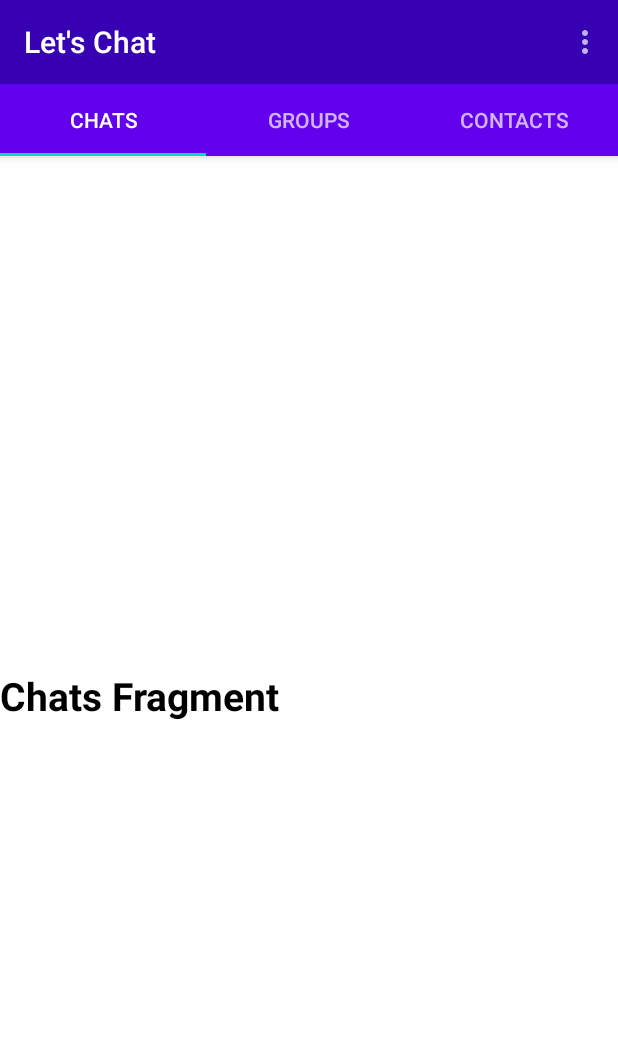
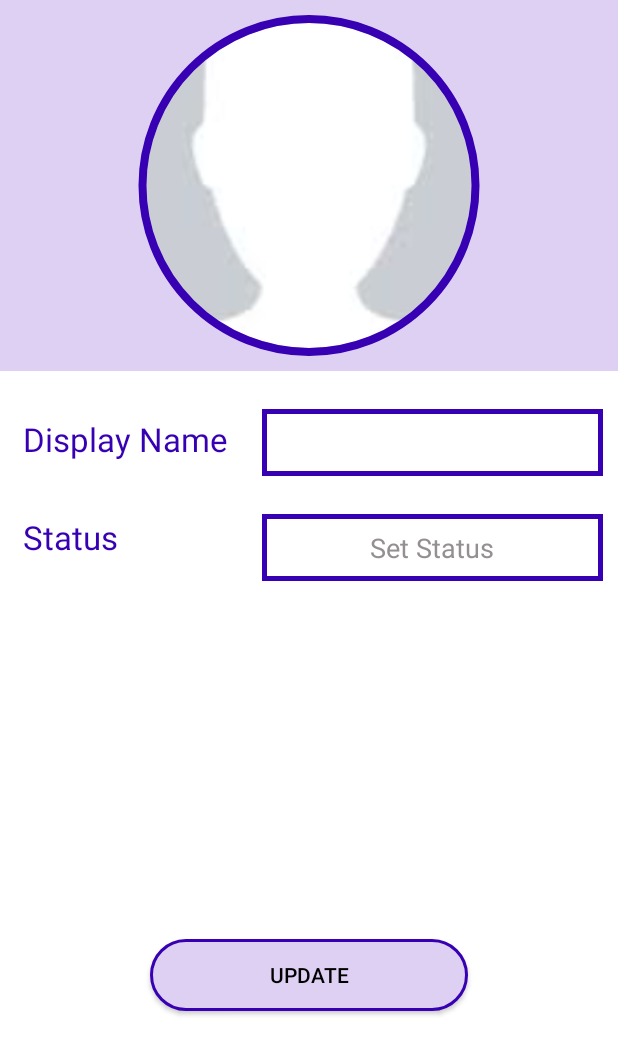
Before and after one commit to Vani-j01/ChatApp, an Android app: the screen it shows after launch once a user with an empty profile is signed in (MainActivity before the commit, Settings after it), in the options menu, after a tap on "Settings", on a phone screen of 412 x 824 dp. Shown: the top 1055 px of the screen. Run offline under Robolectric (Android 15) with nearby library versions, the phone set to English and light mode, and no system bars; our stand-ins replace CircleImageView, Firebase (no records; nobody signed in at launch, a user with empty details on screens opened directly).

Commit message:
RealTime Database Setup + Storing values on registration and Updating values in settings functions
Signed-off-by: Vani Johri <v.johri01@gmail.com>

```diff
--- a/app/build.gradle
+++ b/app/build.gradle
@@ -32,6 +32,9 @@ dependencies {
     implementation 'com.google.firebase:firebase-database:19.4.0'
     implementation 'com.google.firebase:firebase-storage:19.2.0'
     implementation 'androidx.legacy:legacy-support-v4:1.0.0'
+
+    implementation 'de.hdodenhof:circleimageview:3.1.0'
+
     testImplementation 'junit:junit:4.12'
     androidTestImplementation 'androidx.test.ext:junit:1.1.2'
     androidTestImplementation 'androidx.test.espresso:espresso-core:3.3.0'
--- a/app/src/main/AndroidManifest.xml
+++ b/app/src/main/AndroidManifest.xml
@@ -13,6 +13,9 @@
         android:roundIcon="@mipmap/ic_launcher_round"
         android:supportsRtl="true"
         android:theme="@style/AppTheme">
+
+        <activity android:name=".Settings"></activity>
+
         <activity android:name=".LoginActivity" />
         <activity android:name=".MainActivity">
             <intent-filter>
--- a/app/src/main/java/com/example/letschat/MainActivity.java
+++ b/app/src/main/java/com/example/letschat/MainActivity.java
@@ -52,11 +52,26 @@ public class MainActivity extends AppCompatActivity {
         if (currentuser == null) {
             SendUserToLoginActivity();
         }
+        else
+        {
+            VerifyUserExistance();
+        }
+    }
+
+    private void VerifyUserExistance() {
+        String currentUserId = mAuth.getCurrentUser().getUid();
     }
 
     private void SendUserToLoginActivity() {
         Intent loginIntent = new Intent(MainActivity.this, LoginActivity.class);
+        loginIntent.addFlags(Intent.FLAG_ACTIVITY_NEW_TASK | Intent.FLAG_ACTIVITY_CLEAR_TASK);
         startActivity(loginIntent);
+        finish();
+    }
+
+    private void SendUserToSettingsActivity() {
+        Intent settingsIntent = new Intent(MainActivity.this, Settings.class);
+        startActivity(settingsIntent);
     }
 
     @Override
@@ -82,6 +97,7 @@ public class MainActivity extends AppCompatActivity {
                  break;
 
              case R.id.settings_option:
+                 SendUserToSettingsActivity();
 
                  break;
          }
--- /dev/null
+++ b/app/src/main/java/com/example/letschat/Settings.java
@@ -0,0 +1,109 @@
+package com.example.letschat;
+
+import androidx.annotation.NonNull;
+import androidx.appcompat.app.AppCompatActivity;
+
+import android.content.Intent;
+import android.os.Bundle;
+import android.text.TextUtils;
+import android.view.View;
+import android.widget.Button;
+import android.widget.EditText;
+import android.widget.Toast;
+
+import com.google.android.gms.tasks.OnCompleteListener;
+import com.google.android.gms.tasks.Task;
+import com.google.firebase.auth.FirebaseAuth;
+import com.google.firebase.database.DataSnapshot;
+import com.google.firebase.database.DatabaseReference;
+import com.google.firebase.database.FirebaseDatabase;
+import com.google.firebase.database.ValueEventListener;
+
+import java.util.HashMap;
+import java.util.Map;
+
+import de.hdodenhof.circleimageview.CircleImageView;
+
+public class Settings extends AppCompatActivity {
+
+    private Button UpdateAccountSettings;
+    private EditText userName, userStatus;
+    private CircleImageView userDisplayImage;
+    private String currentUserId;
+    private FirebaseAuth mAuth;
+    private DatabaseReference RootRefference;
+
+
+    @Override
+    protected void onCreate(Bundle savedInstanceState) {
+        super.onCreate(savedInstanceState);
+        setContentView(R.layout.activity_settings);
+
+        Initializing();
+
+        UpdateAccountSettings.setOnClickListener(new View.OnClickListener() {
+            @Override
+            public void onClick(View v) {
+                updateSettings();
+            }
+        });
+    }
+
+
+
+    private void Initializing() {
+        UpdateAccountSettings = findViewById(R.id.update_settings);
+        userName = findViewById(R.id.display_name_enter);
+        userStatus = findViewById(R.id.status_enter);
+        userDisplayImage= findViewById(R.id.profile_image);
+        mAuth = FirebaseAuth.getInstance();
+        currentUserId = mAuth.getCurrentUser().getUid();
+        RootRefference = FirebaseDatabase.getInstance().getReference();
+    }
+
+
+
+    private void updateSettings() {
+        String setUserName = userName.getText().toString();
+        String setUserStatus = userStatus.getText().toString();
+
+        if (TextUtils.isEmpty(setUserName)){
+            Toast.makeText(this, "Please Enter Username", Toast.LENGTH_SHORT).show();
+            return;
+        }
+        if (TextUtils.isEmpty(setUserStatus)){
+            Toast.makeText(this, "Please Update Status", Toast.LENGTH_SHORT).show();
+            return;
+        }
+        else{
+            Map<String, Object> profileMap = new HashMap<String, Object>();
+                profileMap.put("uid", currentUserId);
+                profileMap.put("username", setUserName);
+                profileMap.put("status", setUserStatus);
+
+                RootRefference.child("Users").child(currentUserId).updateChildren(profileMap)
+                        .addOnCompleteListener(new OnCompleteListener<Void>() {
+                            @Override
+                            public void onComplete(@NonNull Task<Void> task) {
+                                if (task.isSuccessful())
+                                {
+                                    SendUserToMainActivity();
+                                    Toast.makeText(Settings.this, "Profile Updated", Toast.LENGTH_SHORT).show();
+                                }
+                                else {
+                                    String error = task.getException().toString();
+                                    Toast.makeText(Settings.this, "Error :"+error, Toast.LENGTH_SHORT).show();
+                                }
+                            }
+                        });
+
+        }
+    }
+
+    private void SendUserToMainActivity() {
+        Intent mainIntent = new Intent(Settings.this, MainActivity.class);
+        mainIntent.addFlags(Intent.FLAG_ACTIVITY_NEW_TASK | Intent.FLAG_ACTIVITY_CLEAR_TASK);
+        startActivity(mainIntent);
+        finish();
+    }
+}
--- /dev/null
+++ b/app/src/main/res/layout/activity_settings.xml
@@ -0,0 +1,120 @@
+<?xml version="1.0" encoding="utf-8"?>
+<androidx.constraintlayout.widget.ConstraintLayout xmlns:android="http://schemas.android.com/apk/res/android"
+    xmlns:app="http://schemas.android.com/apk/res-auto"
+    xmlns:tools="http://schemas.android.com/tools"
+    android:layout_width="match_parent"
+    android:layout_height="match_parent"
+    android:background="#fff"
+    tools:context=".Settings">
+
+    <androidx.constraintlayout.widget.Guideline
+        android:id="@+id/guideline2"
+        android:layout_width="wrap_content"
+        android:layout_height="wrap_content"
+        android:orientation="horizontal"
+        app:layout_constraintGuide_percent="0.3" />
+
+    <de.hdodenhof.circleimageview.CircleImageView
+        android:id="@+id/profile_image"
+        android:layout_width="0dp"
+        android:layout_height="0dp"
+        android:background="@color/colorAccentLight"
+        android:padding="10dp"
+        android:src="@drawable/user_image"
+        app:civ_border_color="@color/colorPrimaryDark"
+        app:civ_border_width="5dp"
+        app:layout_constraintBottom_toTopOf="@+id/guideline2"
+        app:layout_constraintEnd_toEndOf="parent"
+        app:layout_constraintHorizontal_bias="0.0"
+        app:layout_constraintStart_toStartOf="parent"
+        app:layout_constraintTop_toTopOf="parent"
+        app:layout_constraintVertical_bias="0.0" />
+
+    <TextView
+        android:id="@+id/display_name"
+        android:layout_width="0dp"
+        android:layout_height="wrap_content"
+        android:text="Display Name"
+        android:textColor="@color/colorPrimaryDark"
+        android:textSize="22sp"
+        android:layout_marginTop="25dp"
+        android:layout_marginStart="10dp"
+        android:textAlignment="viewStart"
+        android:padding="5dp"
+        app:layout_constraintEnd_toStartOf="@+id/guideline3"
+        app:layout_constraintStart_toStartOf="parent"
+        app:layout_constraintTop_toTopOf="@+id/guideline2" />
+
+    <EditText
+        android:id="@+id/display_name_enter"
+        android:layout_width="0dp"
+        android:layout_height="wrap_content"
+        android:layout_marginTop="25dp"
+        android:background="@drawable/input"
+        android:padding="10dp"
+        android:layout_marginLeft="10dp"
+        android:layout_marginRight="10dp"
+        android:textColorHint="@color/extraText"
+        android:textColor="#000"
+        android:textAlignment="center"
+        app:layout_constraintBottom_toTopOf="@+id/status_enter"
+        app:layout_constraintEnd_toEndOf="parent"
+        app:layout_constraintStart_toStartOf="@+id/guideline3"
+        app:layout_constraintTop_toTopOf="@+id/guideline2" />
+
+    <TextView
+        android:id="@+id/status"
+        android:layout_width="0dp"
+        android:layout_height="wrap_content"
+        android:text="Status"
+        android:textColor="@color/colorPrimaryDark"
+        android:textSize="22sp"
+        android:layout_marginTop="25dp"
+        android:layout_marginStart="10dp"
+        android:textAlignment="viewStart"
+        android:padding="5dp"
+        app:layout_constraintEnd_toStartOf="@+id/guideline3"
+        app:layout_constraintStart_toStartOf="parent"
+        app:layout_constraintTop_toBottomOf="@+id/display_name" />
+
+    <EditText
+        android:id="@+id/status_enter"
+        android:layout_width="0dp"
+        android:layout_height="wrap_content"
+        android:background="@drawable/input"
+        android:hint="Set Status"
+        android:padding="10dp"
+        android:textAlignment="center"
+        android:textColorHint="@color/extraText"
+        android:textColor="#000"
+        android:layout_marginTop="25dp"
+        android:layout_marginLeft="10dp"
+        android:layout_marginRight="10dp"
+        app:layout_constraintEnd_toEndOf="parent"
+        app:layout_constraintStart_toEndOf="@+id/status"
+        app:layout_constraintTop_toBottomOf="@+id/display_name_enter" />
+
+    <Button
+        android:id="@+id/update_settings"
+        android:layout_width="0dp"
+        android:layout_height="wrap_content"
+        android:layout_marginLeft="100dp"
+        android:layout_marginRight="100dp"
+        android:layout_marginBottom="150dp"
+        android:background="@drawable/buttons"
+        android:padding="10dp"
+        android:text="Update"
+        android:textColor="#000"
+        app:layout_constraintBottom_toBottomOf="parent"
+        app:layout_constraintEnd_toEndOf="parent"
+        app:layout_constraintStart_toStartOf="parent" />
+
+    <androidx.constraintlayout.widget.Guideline
+        android:id="@+id/guideline3"
+        android:layout_width="wrap_content"
+        android:layout_height="wrap_content"
+        android:orientation="vertical"
+        app:layout_constraintGuide_percent="0.4" />
+
+
+</androidx.constraintlayout.widget.ConstraintLayout>
```
Also changed, not shown: app/src/main/java/com/example/letschat/LoginActivity.java (+5 -11 lines), app/src/main/java/com/example/letschat/register.java (+39 -8 lines), app/src/main/res/layout/fragment_register.xml (+10 -10 lines), app/src/main/res/drawable/user_image.jpg (added).
